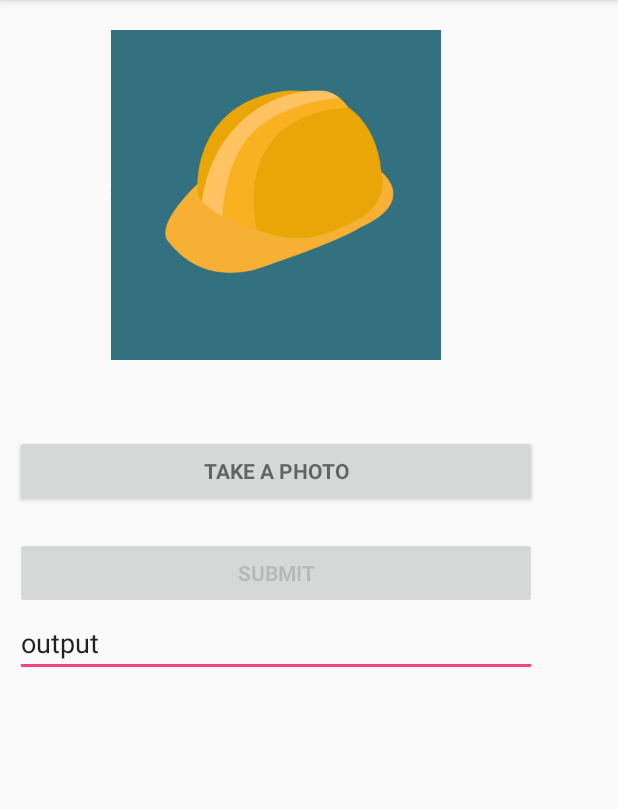
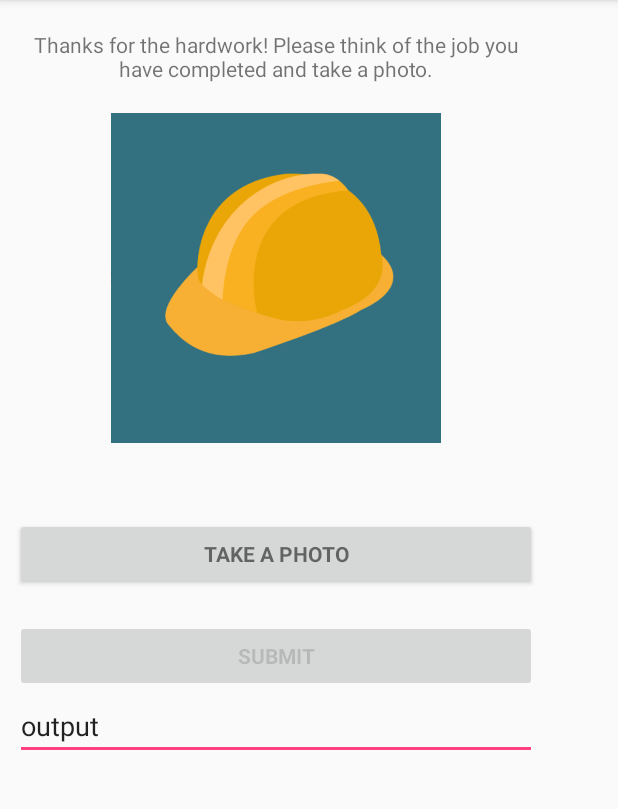
Before and after one commit to neoalienson/smartprop, an Android app: the TakeAPhotoActivity screen opened directly, with no data from a screen before it, on a phone screen of 412 x 824 dp, the part 84-893 px from its top. Run offline under Robolectric (Android 15) with nearby library versions, the phone set to English and light mode, and no system bars; libraries missing offline, so code that uses them is left out: com.microsoft.projectoxford; pictures from the network do not load; 1 statement that could not run was skipped.

Commit message:
add instruction

```diff
--- a/smartinspector/app/src/main/res/layout/activity_take_aphoto.xml
+++ b/smartinspector/app/src/main/res/layout/activity_take_aphoto.xml
@@ -14,6 +14,14 @@
         android:padding="10dp"
         tools:layout_editor_absoluteY="0dp"
         tools:layout_editor_absoluteX="8dp">
+
+        <TextView
+            android:layout_width="match_parent"
+            android:layout_height="wrap_content"
+            android:text="Thanks for the hardwork! Please think of the job you have completed and take a photo."
+            android:textAlignment="center"
+            android:padding="10dp"
+            />
 
         <RelativeLayout
             android:layout_width="match_parent"
```
